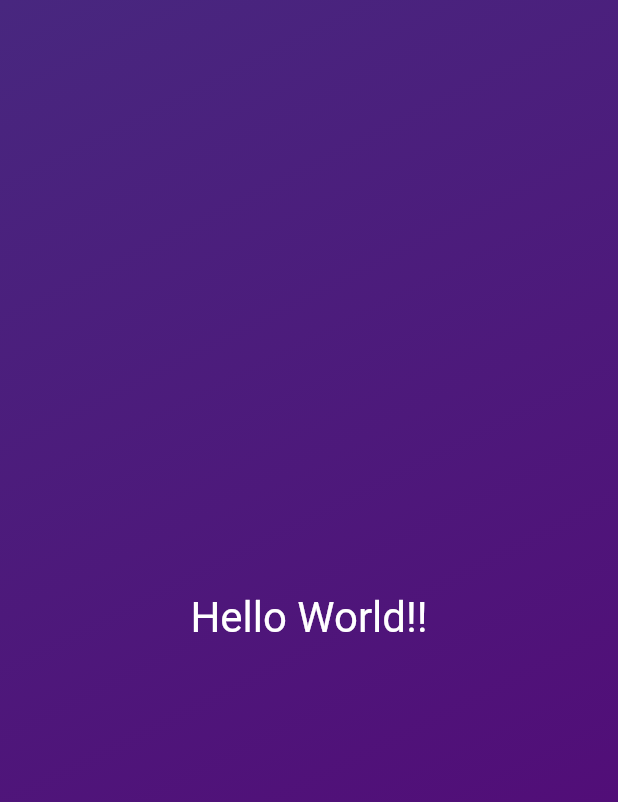
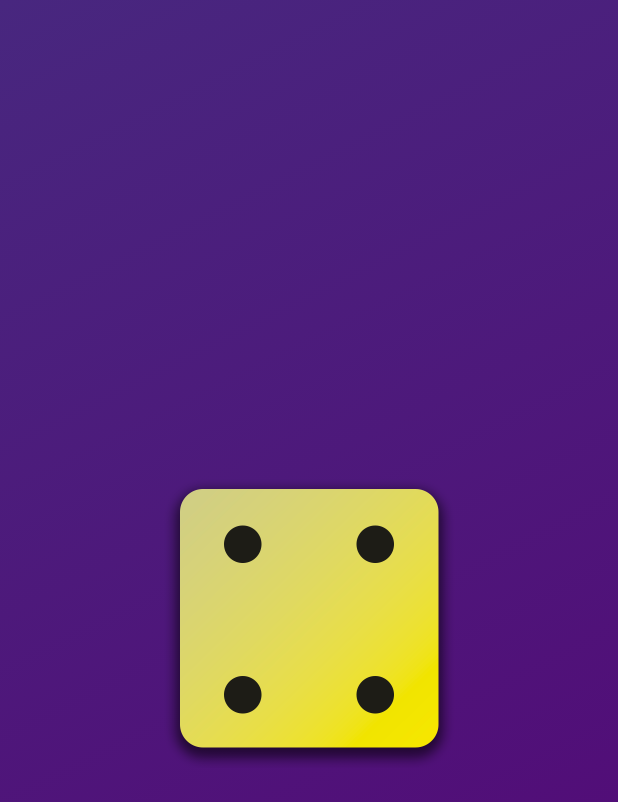
Before and after one commit to GauravRoy-20/udemy_flutter, a Flutter app: the screen it shows after launch, on a phone screen of 412 x 824 dp. Shown: the top 802 px of the screen. Run offline on Flutter 3.47's test engine with Material 2 defaults, Android fonts, the phone set to English and light mode, and no system bars.

```diff
--- a/lib/gradient_container.dart
+++ b/lib/gradient_container.dart
@@ -1,23 +1,27 @@
 import "package:flutter/material.dart";
-import "package:udemy_flutter/styled_text.dart";
+
+var startAlignment = Alignment.topLeft;
+var endAlignment = Alignment.bottomRight;
 
 class GradientContainer extends StatelessWidget {
-  const GradientContainer({super.key});
+  const GradientContainer({super.key, required this.colors});
+  final List<Color> colors;
   @override
   Widget build(BuildContext context) {
     return Container(
-      decoration: const BoxDecoration(
+      decoration: BoxDecoration(
         gradient: LinearGradient(
-          colors: [
-            Color.fromARGB(255, 72, 39, 127),
-            Color.fromARGB(255, 85, 4, 117)
-          ],
-          begin: Alignment.topLeft,
-          end: Alignment.bottomRight,
+          colors: colors,
+          begin: startAlignment,
+          end: endAlignment,
         ),
       ),
-      child: const Center(
-        child: StyledText(),
+      child: Center(
+        // child: StyledText("Hello World!!"),
+        child: Image.asset(
+          'assets/images/dice-4.png',
+          width: 200,
+        ),
       ),
     );
   }
--- a/lib/main.dart
+++ b/lib/main.dart
@@ -5,7 +5,12 @@ void main() {
   runApp(
     const MaterialApp(
       home: Scaffold(
-        body: GradientContainer(),
+        body: GradientContainer(
+          colors: [
+            Color.fromARGB(255, 72, 39, 127),
+            Color.fromARGB(255, 85, 4, 117)
+          ],
+        ),
       ),
     ),
   );
--- a/lib/styled_text.dart
+++ b/lib/styled_text.dart
@@ -1,13 +1,14 @@
 import 'package:flutter/material.dart';
 
 class StyledText extends StatelessWidget {
-  const StyledText({super.key});
+  const StyledText(this.text, {super.key});
+  final String text;
 
   @override
   Widget build(BuildContext context) {
-    return const Text(
-      "Hello World!!",
-      style: TextStyle(
+    return Text(
+      text,
+      style: const TextStyle(
         color: Colors.white,
         fontSize: 28,
       ),
```
Also changed, not shown: pubspec.yaml (+4 -6 lines), assets/images/dice-1.png (added), assets/images/dice-2.png (added), assets/images/dice-3.png (added), assets/images/dice-4.png (added), assets/images/dice-5.png (added), assets/images/dice-6.png (added).
